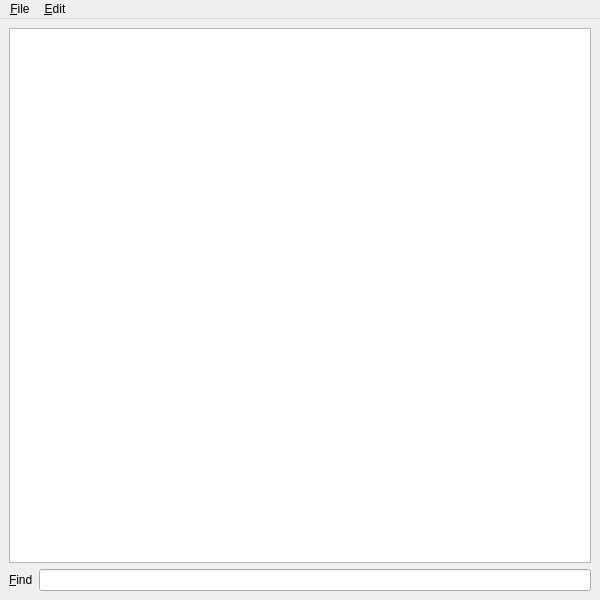
The window that branches/trunk/UI/spot-on-documentation.ui (textbrowser/spot-on) describes before a commit, drawn with Qt 5.
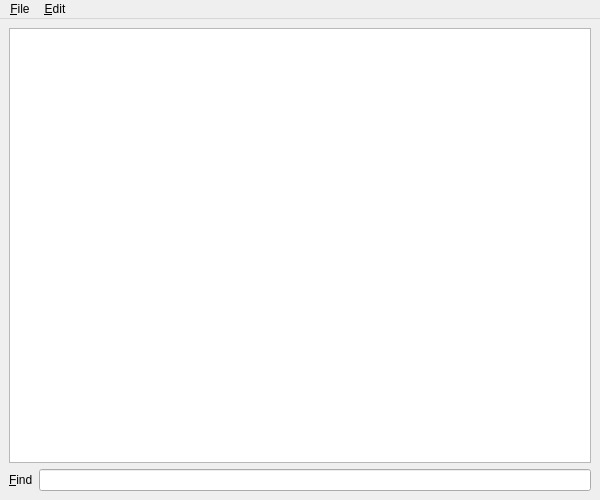
The same window after the commit. Icons and pictures are not drawn.

```diff
--- a/branches/trunk/UI/spot-on-documentation.ui
+++ b/branches/trunk/UI/spot-on-documentation.ui
@@ -7,7 +7,7 @@
     <x>0</x>
     <y>0</y>
     <width>600</width>
-    <height>600</height>
+    <height>500</height>
    </rect>
   </property>
   <property name="windowIcon">
```
Left out of the diff: 2 changed lines with no effect on the pictures.
